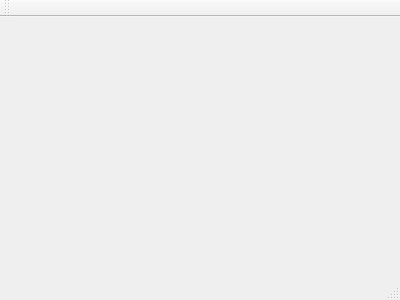
The window that antsor/lab_07/window.ui (SGCube/IU7-Computer-Graphics) describes before a commit, drawn with Qt 5.
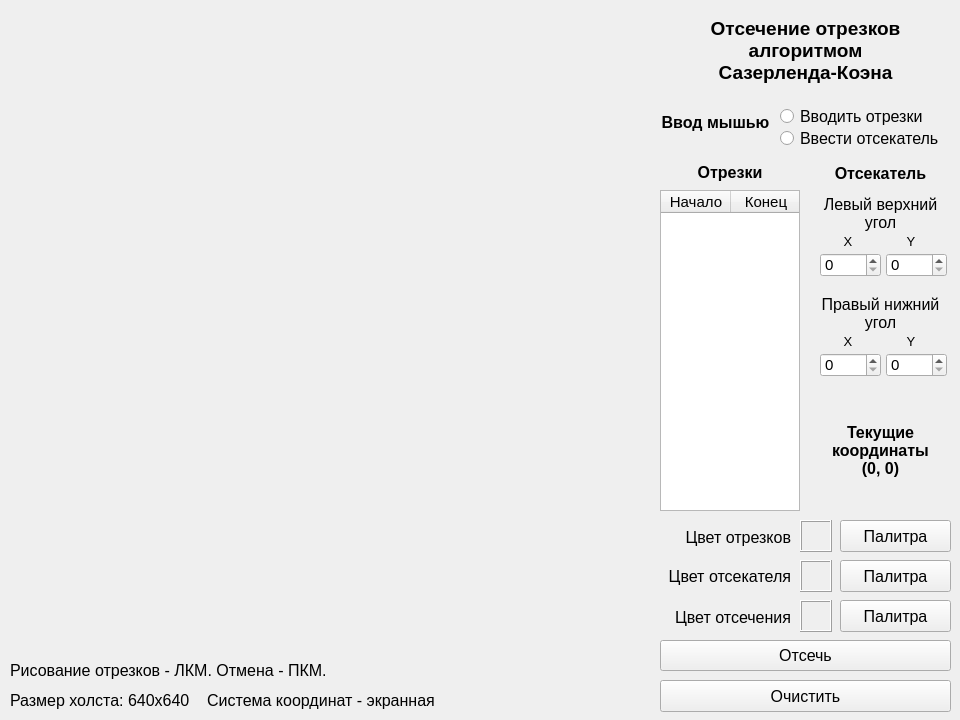
The same window after the commit. Custom widgets are drawn as their Qt base class.

Commit message: lab_07_a: #36 add interface

```diff
--- a/antsor/lab_07/window.ui
+++ b/antsor/lab_07/window.ui
@@ -1,24 +1,710 @@
 <ui version="4.0">
  <class>Window</class>
- <widget class="QMainWindow" name="Window" >
-  <property name="geometry" >
+ <widget class="QMainWindow" name="Window">
+  <property name="geometry">
    <rect>
     <x>0</x>
     <y>0</y>
-    <width>400</width>
-    <height>300</height>
+    <width>960</width>
+    <height>720</height>
    </rect>
   </property>
-  <property name="windowTitle" >
-   <string>Window</string>
+  <property name="sizePolicy">
+   <sizepolicy hsizetype="Fixed" vsizetype="Fixed">
+    <horstretch>0</horstretch>
+    <verstretch>0</verstretch>
+   </sizepolicy>
   </property>
-  <widget class="QMenuBar" name="menuBar" />
-  <widget class="QToolBar" name="mainToolBar" />
-  <widget class="QWidget" name="centralWidget" />
-  <widget class="QStatusBar" name="statusBar" />
+  <property name="windowTitle">
+   <string>Лабораторная работа №7</string>
+  </property>
+  <widget class="QWidget" name="centralWidget">
+   <widget class="QLabel" name="label">
+    <property name="geometry">
+     <rect>
+      <x>660</x>
+      <y>10</y>
+      <width>291</width>
+      <height>81</height>
+     </rect>
+    </property>
+    <property name="font">
+     <font>
+      <pointsize>14</pointsize>
+      <weight>75</weight>
+      <bold>true</bold>
+     </font>
+    </property>
+    <property name="text">
+     <string>Отсечение отрезков
+алгоритмом
+Сазерленда-Коэна</string>
+    </property>
+    <property name="alignment">
+     <set>Qt::AlignCenter</set>
+    </property>
+   </widget>
+   <widget class="QLabel" name="labelSeg">
+    <property name="geometry">
+     <rect>
+      <x>660</x>
+      <y>525</y>
+      <width>131</width>
+      <height>24</height>
+     </rect>
+    </property>
+    <property name="font">
+     <font>
+      <pointsize>12</pointsize>
+     </font>
+    </property>
+    <property name="text">
+     <string>Цвет отрезков</string>
+    </property>
+    <property name="alignment">
+     <set>Qt::AlignRight|Qt::AlignTrailing|Qt::AlignVCenter</set>
+    </property>
+   </widget>
+   <widget class="QLabel" name="labelFill">
+    <property name="geometry">
+     <rect>
+      <x>660</x>
+      <y>564</y>
+      <width>131</width>
+      <height>24</height>
+     </rect>
+    </property>
+    <property name="font">
+     <font>
+      <pointsize>12</pointsize>
+     </font>
+    </property>
+    <property name="text">
+     <string>Цвет отсекателя</string>
+    </property>
+    <property name="alignment">
+     <set>Qt::AlignRight|Qt::AlignTrailing|Qt::AlignVCenter</set>
+    </property>
+   </widget>
+   <widget class="QLabel" name="labelBg">
+    <property name="geometry">
+     <rect>
+      <x>660</x>
+      <y>605</y>
+      <width>131</width>
+      <height>24</height>
+     </rect>
+    </property>
+    <property name="font">
+     <font>
+      <pointsize>12</pointsize>
+     </font>
+    </property>
+    <property name="text">
+     <string>Цвет отсечения</string>
+    </property>
+    <property name="alignment">
+     <set>Qt::AlignRight|Qt::AlignTrailing|Qt::AlignVCenter</set>
+    </property>
+   </widget>
+   <widget class="QLabel" name="colorEdge">
+    <property name="geometry">
+     <rect>
+      <x>800</x>
+      <y>520</y>
+      <width>32</width>
+      <height>32</height>
+     </rect>
+    </property>
+    <property name="frameShape">
+     <enum>QFrame::Box</enum>
+    </property>
+    <property name="frameShadow">
+     <enum>QFrame::Raised</enum>
+    </property>
+    <property name="text">
+     <string/>
+    </property>
+   </widget>
+   <widget class="QLabel" name="colorFill">
+    <property name="geometry">
+     <rect>
+      <x>800</x>
+      <y>560</y>
+      <width>32</width>
+      <height>32</height>
+     </rect>
+    </property>
+    <property name="frameShape">
+     <enum>QFrame::Box</enum>
+    </property>
+    <property name="frameShadow">
+     <enum>QFrame::Raised</enum>
+    </property>
+    <property name="text">
+     <string/>
+    </property>
+   </widget>
+   <widget class="QLabel" name="colorBg">
+    <property name="geometry">
+     <rect>
+      <x>800</x>
+      <y>600</y>
+      <width>32</width>
+      <height>32</height>
+     </rect>
+    </property>
+    <property name="frameShape">
+     <enum>QFrame::Box</enum>
+    </property>
+    <property name="frameShadow">
+     <enum>QFrame::Raised</enum>
+    </property>
+    <property name="text">
+     <string/>
+    </property>
+   </widget>
+   <widget class="QPushButton" name="palEdgeBtn">
+    <property name="geometry">
+     <rect>
+      <x>840</x>
+      <y>520</y>
+      <width>111</width>
+      <height>32</height>
+     </rect>
+    </property>
+    <property name="font">
+     <font>
+      <pointsize>12</pointsize>
+     </font>
+    </property>
+    <property name="text">
+     <string>Палитра</string>
+    </property>
+   </widget>
+   <widget class="QPushButton" name="palFillBtn">
+    <property name="geometry">
+     <rect>
+      <x>840</x>
+      <y>560</y>
+      <width>111</width>
+      <height>32</height>
+     </rect>
+    </property>
+    <property name="font">
+     <font>
+      <pointsize>12</pointsize>
+     </font>
+    </property>
+    <property name="text">
+     <string>Палитра</string>
+    </property>
+   </widget>
+   <widget class="QPushButton" name="palCutBtn">
+    <property name="geometry">
+     <rect>
+      <x>840</x>
+      <y>600</y>
+      <width>111</width>
+      <height>32</height>
+     </rect>
+    </property>
+    <property name="font">
+     <font>
+      <pointsize>12</pointsize>
+     </font>
+    </property>
+    <property name="text">
+     <string>Палитра</string>
+    </property>
+   </widget>
+   <widget class="QPushButton" name="cutButton">
+    <property name="geometry">
+     <rect>
+      <x>660</x>
+      <y>640</y>
+      <width>291</width>
+      <height>31</height>
+     </rect>
+    </property>
+    <property name="font">
+     <font>
+      <pointsize>12</pointsize>
+     </font>
+    </property>
+    <property name="text">
+     <string>Отсечь</string>
+    </property>
+   </widget>
+   <widget class="QLabel" name="hint">
+    <property name="geometry">
+     <rect>
+      <x>10</x>
+      <y>660</y>
+      <width>331</width>
+      <height>21</height>
+     </rect>
+    </property>
+    <property name="font">
+     <font>
+      <pointsize>12</pointsize>
+     </font>
+    </property>
+    <property name="text">
+     <string>Рисование отрезков - ЛКМ. Отмена - ПКМ.</string>
+    </property>
+    <property name="alignment">
+     <set>Qt::AlignLeading|Qt::AlignLeft|Qt::AlignVCenter</set>
+    </property>
+   </widget>
+   <widget class="QTableWidget" name="pointTable">
+    <property name="geometry">
+     <rect>
+      <x>660</x>
+      <y>190</y>
+      <width>140</width>
+      <height>321</height>
+     </rect>
+    </property>
+    <property name="font">
+     <font>
+      <pointsize>11</pointsize>
+     </font>
+    </property>
+    <property name="layoutDirection">
+     <enum>Qt::LeftToRight</enum>
+    </property>
+    <property name="horizontalScrollBarPolicy">
+     <enum>Qt::ScrollBarAlwaysOff</enum>
+    </property>
+    <property name="selectionMode">
+     <enum>QAbstractItemView::NoSelection</enum>
+    </property>
+    <attribute name="horizontalHeaderDefaultSectionSize">
+     <number>70</number>
+    </attribute>
+    <attribute name="horizontalHeaderMinimumSectionSize">
+     <number>70</number>
+    </attribute>
+    <attribute name="verticalHeaderVisible">
+     <bool>false</bool>
+    </attribute>
+    <attribute name="verticalHeaderDefaultSectionSize">
+     <number>28</number>
+    </attribute>
+    <attribute name="verticalHeaderMinimumSectionSize">
+     <number>24</number>
+    </attribute>
+    <column>
+     <property name="text">
+      <string>Начало</string>
+     </property>
+     <property name="textAlignment">
+      <set>AlignCenter</set>
+     </property>
+    </column>
+    <column>
+     <property name="text">
+      <string>Конец</string>
+     </property>
+     <property name="textAlignment">
+      <set>AlignCenter</set>
+     </property>
+    </column>
+   </widget>
+   <widget class="QPushButton" name="clearButton">
+    <property name="geometry">
+     <rect>
+      <x>660</x>
+      <y>680</y>
+      <width>291</width>
+      <height>32</height>
+     </rect>
+    </property>
+    <property name="font">
+     <font>
+      <pointsize>12</pointsize>
+     </font>
+    </property>
+    <property name="text">
+     <string>Очистить</string>
+    </property>
+   </widget>
+   <widget class="QLabel" name="label_4">
+    <property name="geometry">
+     <rect>
+      <x>840</x>
+      <y>233</y>
+      <width>16</width>
+      <height>16</height>
+     </rect>
+    </property>
+    <property name="font">
+     <font>
+      <pointsize>10</pointsize>
+     </font>
+    </property>
+    <property name="text">
+     <string>X</string>
+    </property>
+    <property name="alignment">
+     <set>Qt::AlignCenter</set>
+    </property>
+   </widget>
+   <widget class="QLabel" name="label_6">
+    <property name="geometry">
+     <rect>
+      <x>820</x>
+      <y>163</y>
+      <width>121</width>
+      <height>21</height>
+     </rect>
+    </property>
+    <property name="font">
+     <font>
+      <pointsize>12</pointsize>
+      <weight>75</weight>
+      <bold>true</bold>
+     </font>
+    </property>
+    <property name="text">
+     <string>Отсекатель</string>
+    </property>
+    <property name="alignment">
+     <set>Qt::AlignCenter</set>
+    </property>
+   </widget>
+   <widget class="QLabel" name="coord">
+    <property name="geometry">
+     <rect>
+      <x>820</x>
+      <y>400</y>
+      <width>121</width>
+      <height>101</height>
+     </rect>
+    </property>
+    <property name="font">
+     <font>
+      <pointsize>12</pointsize>
+      <weight>75</weight>
+      <bold>true</bold>
+     </font>
+    </property>
+    <property name="text">
+     <string>Текущие
+координаты
+(0, 0)</string>
+    </property>
+    <property name="alignment">
+     <set>Qt::AlignCenter</set>
+    </property>
+   </widget>
+   <widget class="QSpinBox" name="xsEdit">
+    <property name="geometry">
+     <rect>
+      <x>820</x>
+      <y>253</y>
+      <width>61</width>
+      <height>24</height>
+     </rect>
+    </property>
+    <property name="font">
+     <font>
+      <pointsize>11</pointsize>
+     </font>
+    </property>
+    <property name="maximum">
+     <number>639</number>
+    </property>
+   </widget>
+   <widget class="QLabel" name="hint_2">
+    <property name="geometry">
+     <rect>
+      <x>10</x>
+      <y>680</y>
+      <width>451</width>
+      <height>41</height>
+     </rect>
+    </property>
+    <property name="font">
+     <font>
+      <pointsize>12</pointsize>
+     </font>
+    </property>
+    <property name="text">
+     <string>Размер холста: 640x640    Система координат - экранная</string>
+    </property>
+    <property name="alignment">
+     <set>Qt::AlignLeading|Qt::AlignLeft|Qt::AlignVCenter</set>
+    </property>
+   </widget>
+   <widget class="Canvas" name="canvas" native="true">
+    <property name="geometry">
+     <rect>
+      <x>10</x>
+      <y>10</y>
+      <width>640</width>
+      <height>640</height>
+     </rect>
+    </property>
+    <property name="styleSheet">
+     <string notr="true"/>
+    </property>
+   </widget>
+   <widget class="QLabel" name="labelSegs">
+    <property name="geometry">
+     <rect>
+      <x>660</x>
+      <y>160</y>
+      <width>140</width>
+      <height>24</height>
+     </rect>
+    </property>
+    <property name="font">
+     <font>
+      <pointsize>12</pointsize>
+      <weight>75</weight>
+      <bold>true</bold>
+     </font>
+    </property>
+    <property name="text">
+     <string>Отрезки</string>
+    </property>
+    <property name="alignment">
+     <set>Qt::AlignCenter</set>
+    </property>
+   </widget>
+   <widget class="QRadioButton" name="radioButton">
+    <property name="geometry">
+     <rect>
+      <x>780</x>
+      <y>108</y>
+      <width>161</width>
+      <height>17</height>
+     </rect>
+    </property>
+    <property name="font">
+     <font>
+      <pointsize>12</pointsize>
+     </font>
+    </property>
+    <property name="text">
+     <string>Вводить отрезки</string>
+    </property>
+   </widget>
+   <widget class="QRadioButton" name="radioButton_2">
+    <property name="geometry">
+     <rect>
+      <x>780</x>
+      <y>130</y>
+      <width>161</width>
+      <height>17</height>
+     </rect>
+    </property>
+    <property name="font">
+     <font>
+      <pointsize>12</pointsize>
+     </font>
+    </property>
+    <property name="text">
+     <string>Ввести отсекатель</string>
+    </property>
+   </widget>
+   <widget class="QSpinBox" name="xsEdit_2">
+    <property name="geometry">
+     <rect>
+      <x>886</x>
+      <y>253</y>
+      <width>61</width>
+      <height>24</height>
+     </rect>
+    </property>
+    <property name="font">
+     <font>
+      <pointsize>11</pointsize>
+     </font>
+    </property>
+    <property name="maximum">
+     <number>639</number>
+    </property>
+   </widget>
+   <widget class="QLabel" name="label_5">
+    <property name="geometry">
+     <rect>
+      <x>903</x>
+      <y>233</y>
+      <width>16</width>
+      <height>16</height>
+     </rect>
+    </property>
+    <property name="font">
+     <font>
+      <pointsize>10</pointsize>
+     </font>
+    </property>
+    <property name="text">
+     <string>Y</string>
+    </property>
+    <property name="alignment">
+     <set>Qt::AlignCenter</set>
+    </property>
+   </widget>
+   <widget class="QLabel" name="label_7">
+    <property name="geometry">
+     <rect>
+      <x>903</x>
+      <y>333</y>
+      <width>16</width>
+      <height>16</height>
+     </rect>
+    </property>
+    <property name="font">
+     <font>
+      <pointsize>10</pointsize>
+     </font>
+    </property>
+    <property name="text">
+     <string>Y</string>
+    </property>
+    <property name="alignment">
+     <set>Qt::AlignCenter</set>
+    </property>
+   </widget>
+   <widget class="QSpinBox" name="xsEdit_3">
+    <property name="geometry">
+     <rect>
+      <x>820</x>
+      <y>353</y>
+      <width>61</width>
+      <height>24</height>
+     </rect>
+    </property>
+    <property name="font">
+     <font>
+      <pointsize>11</pointsize>
+     </font>
+    </property>
+    <property name="maximum">
+     <number>639</number>
+    </property>
+   </widget>
+   <widget class="QSpinBox" name="xsEdit_4">
+    <property name="geometry">
+     <rect>
+      <x>886</x>
+      <y>353</y>
+      <width>61</width>
+      <height>24</height>
+     </rect>
+    </property>
+    <property name="font">
+     <font>
+      <pointsize>11</pointsize>
+     </font>
+    </property>
+    <property name="maximum">
+     <number>639</number>
+    </property>
+   </widget>
+   <widget class="QLabel" name="label_8">
+    <property name="geometry">
+     <rect>
+      <x>840</x>
+      <y>333</y>
+      <width>16</width>
+      <height>16</height>
+     </rect>
+    </property>
+    <property name="font">
+     <font>
+      <pointsize>10</pointsize>
+     </font>
+    </property>
+    <property name="text">
+     <string>X</string>
+    </property>
+    <property name="alignment">
+     <set>Qt::AlignCenter</set>
+    </property>
+   </widget>
+   <widget class="QLabel" name="label_9">
+    <property name="geometry">
+     <rect>
+      <x>820</x>
+      <y>193</y>
+      <width>121</width>
+      <height>41</height>
+     </rect>
+    </property>
+    <property name="font">
+     <font>
+      <pointsize>12</pointsize>
+     </font>
+    </property>
+    <property name="text">
+     <string>Левый верхний
+угол</string>
+    </property>
+    <property name="alignment">
+     <set>Qt::AlignCenter</set>
+    </property>
+   </widget>
+   <widget class="QLabel" name="label_10">
+    <property name="geometry">
+     <rect>
+      <x>820</x>
+      <y>293</y>
+      <width>121</width>
+      <height>41</height>
+     </rect>
+    </property>
+    <property name="font">
+     <font>
+      <pointsize>12</pointsize>
+     </font>
+    </property>
+    <property name="text">
+     <string>Правый нижний
+угол</string>
+    </property>
+    <property name="alignment">
+     <set>Qt::AlignCenter</set>
+    </property>
+   </widget>
+   <widget class="QLabel" name="label_11">
+    <property name="geometry">
+     <rect>
+      <x>660</x>
+      <y>112</y>
+      <width>111</width>
+      <height>21</height>
+     </rect>
+    </property>
+    <property name="font">
+     <font>
+      <pointsize>12</pointsize>
+      <weight>75</weight>
+      <bold>true</bold>
+     </font>
+    </property>
+    <property name="text">
+     <string>Ввод мышью</string>
+    </property>
+    <property name="alignment">
+     <set>Qt::AlignCenter</set>
+    </property>
+   </widget>
+  </widget>
  </widget>
- <layoutDefault spacing="6" margin="11" />
- <pixmapfunction></pixmapfunction>
+ <layoutdefault spacing="6" margin="11"/>
+ <customwidgets>
+  <customwidget>
+   <class>Canvas</class>
+   <extends>QWidget</extends>
+   <header location="global">canvas.h</header>
+   <container>1</container>
+  </customwidget>
+ </customwidgets>
  <resources/>
  <connections/>
 </ui>
```
Left out of the diff: 1 changed line with no effect on the pictures.
